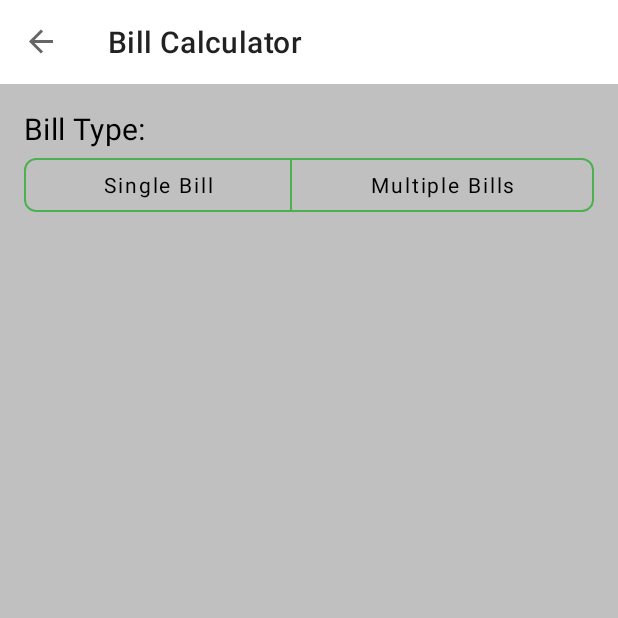
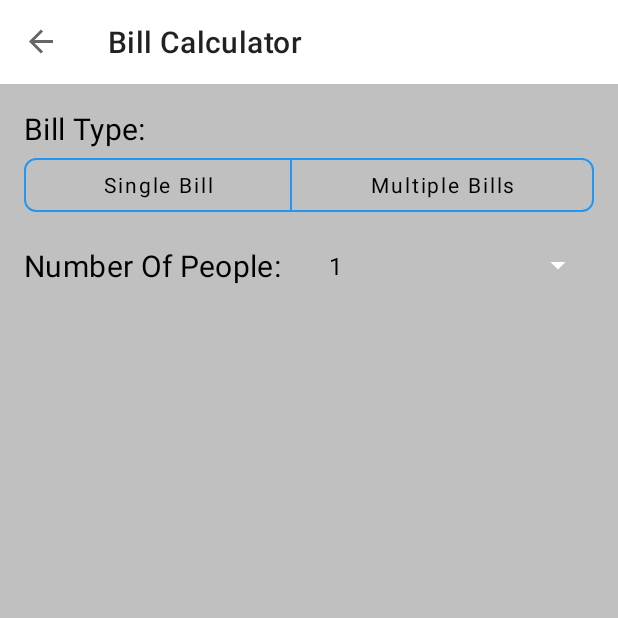
Before and after one commit to yuheng-liu/HandyTools, an Android app: the BillTypeFragment screen opened through its navigation route, on a phone screen of 412 x 824 dp, the top half of it. Run offline under Robolectric (Android 15) with nearby library versions, the light colour scheme and no system bars; our stand-ins replace navigation-ui.

Commit message:
Update
1. Updated android version to 11 (SDK 30), and other dependency versions
2. Added number of people spinner

```diff
--- a/app/build.gradle
+++ b/app/build.gradle
@@ -46,8 +46,8 @@ dependencies {
     implementation "com.google.android.material:material:$materialVersion"
 
     // navigation
-    implementation "androidx.navigation:navigation-fragment:$navigationVersion"
-    implementation "androidx.navigation:navigation-ui:$navigationVersion"
+    implementation "androidx.navigation:navigation-fragment-ktx:$navigationVersion"
+    implementation "androidx.navigation:navigation-ui-ktx:$navigationVersion"
 
     // room database
     kapt "androidx.room:room-compiler:$roomVersion"
@@ -79,7 +79,7 @@ dependencies {
     /*
      *  Testing dependencies
      */
-    testImplementation 'junit:junit:4.12'
+    testImplementation 'junit:junit:4.13.1'
     androidTestImplementation 'androidx.test:runner:1.3.0'
     androidTestImplementation 'androidx.test.espresso:espresso-core:3.3.0'
 }
--- a/app/src/main/java/com/liuyuheng/handytools/ui/bill/BillTypeFragment.kt
+++ b/app/src/main/java/com/liuyuheng/handytools/ui/bill/BillTypeFragment.kt
@@ -4,6 +4,7 @@ import android.os.Bundle
 import android.view.LayoutInflater
 import android.view.View
 import android.view.ViewGroup
+import android.widget.ArrayAdapter
 import androidx.fragment.app.Fragment
 import com.liuyuheng.common.extensions.visible
 import com.liuyuheng.handytools.R
@@ -18,7 +19,12 @@ class BillTypeFragment : Fragment() {
     override fun onViewCreated(view: View, savedInstanceState: Bundle?) {
         super.onViewCreated(view, savedInstanceState)
 
+        setupUi()
         setupListeners()
+    }
+
+    private fun setupUi() {
+        spinner_number_of_people.adapter = ArrayAdapter(requireContext(), android.R.layout.simple_list_item_1, (1..20).toList())
     }
 
     private fun setupListeners() {
--- a/app/src/main/res/layout/fragment_bill_type.xml
+++ b/app/src/main/res/layout/fragment_bill_type.xml
@@ -1,6 +1,7 @@
 <?xml version="1.0" encoding="utf-8"?>
 <androidx.constraintlayout.widget.ConstraintLayout xmlns:android="http://schemas.android.com/apk/res/android"
     xmlns:app="http://schemas.android.com/apk/res-auto"
+    xmlns:tools="http://schemas.android.com/tools"
     android:layout_width="match_parent"
     android:layout_height="match_parent"
     android:padding="@dimen/default_margin_padding"
@@ -10,7 +11,7 @@
         android:id="@+id/textView_bill_type_text"
         android:layout_width="wrap_content"
         android:layout_height="wrap_content"
-        android:text="Bill Type:"
+        android:text="@string/bill_type"
         android:textAppearance="@style/TextAppearance.MaterialComponents.Headline6"
         app:layout_constraintStart_toStartOf="parent"
         app:layout_constraintTop_toTopOf="parent" />
@@ -30,7 +31,7 @@
             android:layout_width="wrap_content"
             android:layout_height="wrap_content"
             android:layout_weight="1"
-            android:text="Single Bill" />
+            android:text="@string/single_bill" />
 
         <Button
             android:id="@+id/button_multi_bill"
@@ -38,7 +39,7 @@
             android:layout_width="wrap_content"
             android:layout_height="wrap_content"
             android:layout_weight="1"
-            android:text="Multiple Bills" />
+            android:text="@string/multiple_bills" />
 
     </com.google.android.material.button.MaterialButtonToggleGroup>
 
@@ -47,7 +48,7 @@
         android:layout_width="wrap_content"
         android:layout_height="wrap_content"
         android:layout_marginTop="@dimen/default_margin_padding"
-        android:text="Split Type:"
+        android:text="@string/split_type"
         android:textAppearance="@style/TextAppearance.MaterialComponents.Headline6"
         app:layout_constraintStart_toStartOf="parent"
         app:layout_constraintTop_toBottomOf="@id/toggleGroup_bill_type" />
@@ -67,7 +68,7 @@
             android:layout_width="wrap_content"
             android:layout_height="wrap_content"
             android:layout_weight="1"
-            android:text="Equally" />
+            android:text="@string/equally" />
 
         <Button
             android:id="@+id/button_split_differently"
@@ -75,7 +76,7 @@
             android:layout_width="wrap_content"
             android:layout_height="wrap_content"
             android:layout_weight="1"
-            android:text="Differently" />
+            android:text="@string/differently" />
 
     </com.google.android.material.button.MaterialButtonToggleGroup>
 
@@ -84,6 +85,7 @@
         android:layout_width="0dp"
         android:layout_height="0dp"
         android:visibility="gone"
+        tools:visibility="visible"
         app:constraint_referenced_ids="textView_split_type_text, toggleGroup_split_type"/>
 
     <TextView
@@ -91,10 +93,19 @@
         android:layout_width="wrap_content"
         android:layout_height="wrap_content"
         android:layout_marginTop="@dimen/default_margin_padding"
-        android:text="Number Of People:"
+        android:text="@string/number_of_people"
         android:textAppearance="@style/TextAppearance.MaterialComponents.Headline6"
-        android:visibility="gone"
         app:layout_constraintStart_toStartOf="parent"
         app:layout_constraintTop_toBottomOf="@+id/toggleGroup_split_type" />
 
+    <Spinner
+        android:id="@+id/spinner_number_of_people"
+        android:layout_width="0dp"
+        android:layout_height="0dp"
+        android:layout_marginStart="@dimen/default_layout_padding"
+        app:layout_constraintStart_toEndOf="@+id/textView_number_of_people"
+        app:layout_constraintEnd_toEndOf="parent"
+        app:layout_constraintTop_toTopOf="@+id/textView_number_of_people"
+        app:layout_constraintBottom_toBottomOf="@+id/textView_number_of_people"/>
+
 </androidx.constraintlayout.widget.ConstraintLayout>
--- a/app/src/main/res/values/strings.xml
+++ b/app/src/main/res/values/strings.xml
@@ -4,4 +4,11 @@
     <string name="add">add</string>
     <string name="confirm">Confirm</string>
     <string name="bill_calculator">Bill Calculator</string>
+    <string name="bill_type">Bill Type:</string>
+    <string name="single_bill">Single Bill</string>
+    <string name="multiple_bills">Multiple Bills</string>
+    <string name="split_type">Split Type:</string>
+    <string name="equally">Equally</string>
+    <string name="differently">Differently</string>
+    <string name="number_of_people">Number Of People:</string>
 </resources>
--- a/app/src/main/res/values/styles.xml
+++ b/app/src/main/res/values/styles.xml
@@ -61,7 +61,7 @@
     <style name="AppTheme.OutlinedButton" parent="Widget.MaterialComponents.Button.OutlinedButton">
         <item name="backgroundTint">@color/selector_outlined_button_toggle_bg_color</item>
         <item name="android:textColor">@color/selector_outlined_button_toggle_text_color</item>
-        <item name="strokeColor">?colorAccent</item>
+        <item name="strokeColor">?colorPrimary</item>
         <item name="cornerRadius">8dp</item>
     </style>
 
```
Also changed, not shown: app/src/main/res/drawable/ic_add_circle_outline_black_24dp.xml (deleted, +0 -9 lines), build.gradle (+7 -7 lines), common/build.gradle (+8 -6 lines), gradle/wrapper/gradle-wrapper.properties.
